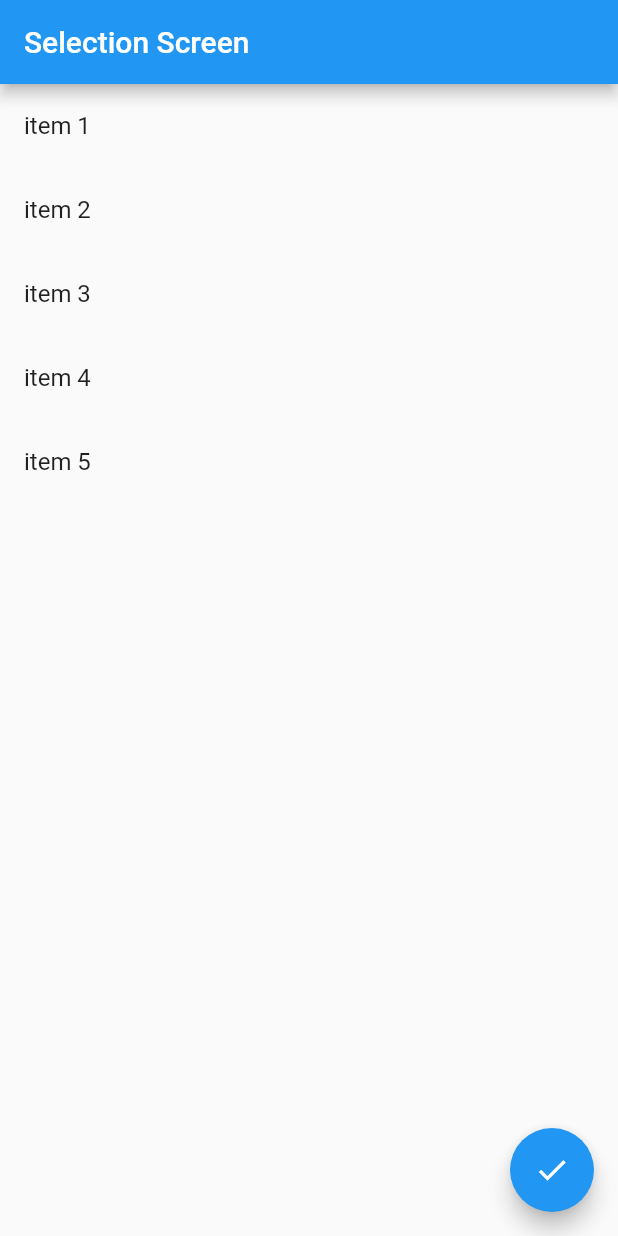
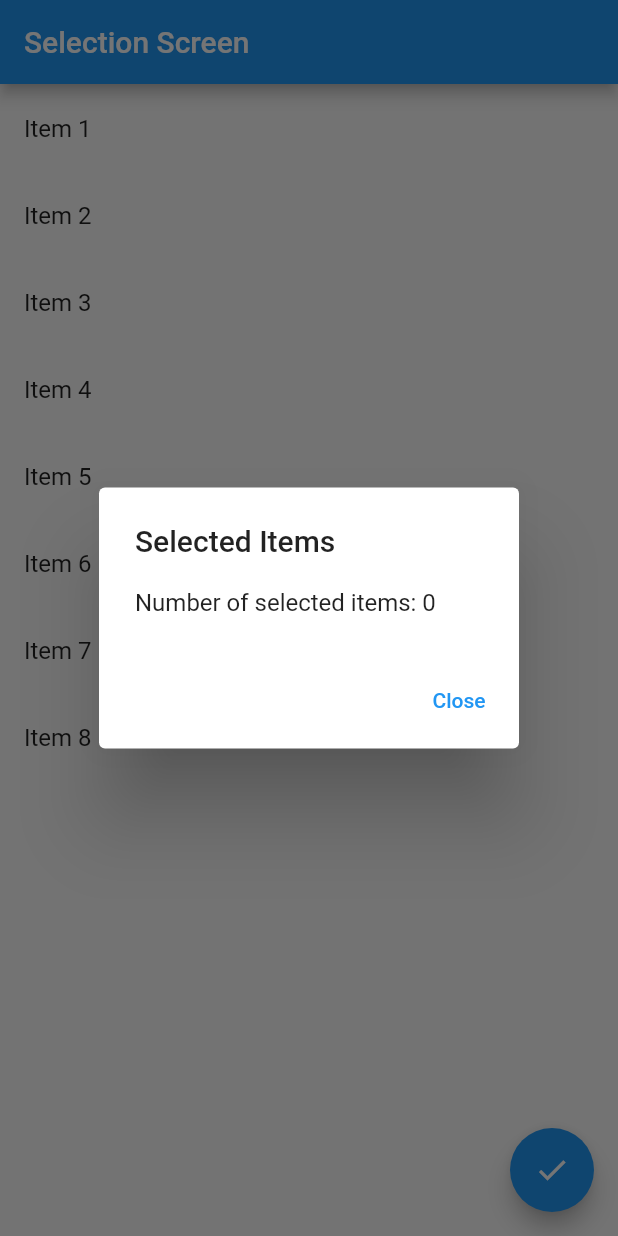
Before and after one commit to shahriartoky0/module_10, a Flutter app: the screen it shows after launch, after a tap on the "done" icon, on a phone screen of 412 x 824 dp. Run offline on Flutter 3.47's test engine with Material 2 defaults, Android fonts, the phone set to English and light mode, and no system bars.

Commit message:
Livetest done!

```diff
--- a/lib/HomeScreen.dart
+++ b/lib/HomeScreen.dart
@@ -1,5 +1,7 @@
 import 'package:flutter/cupertino.dart';
 import 'package:flutter/material.dart';
+
+import 'item.dart';
 
 class HomeScreen extends StatefulWidget {
   const HomeScreen({super.key});
@@ -11,6 +13,18 @@ class HomeScreen extends StatefulWidget {
 }
 
 class _HomeScreenUI extends State<HomeScreen> {
+  List<Item> items = [
+    Item(name: 'Item 1', isSelected: false),
+    Item(name: 'Item 2', isSelected: false),
+    Item(name: 'Item 3', isSelected: false),
+    Item(name: 'Item 4', isSelected: false),
+    Item(name: 'Item 5', isSelected: false),
+    Item(name: 'Item 6', isSelected: false),
+    Item(name: 'Item 7', isSelected: false),
+    Item(name: 'Item 8', isSelected: false),
+  ];
+  int selectedCounter = 0;
+
   @override
   Widget build(BuildContext context) {
     return Scaffold(
@@ -24,20 +38,54 @@ class _HomeScreenUI extends State<HomeScreen> {
             ListView.builder(
               shrinkWrap: true,
               itemBuilder: (context, index) {
-                return ListTile(
-                  title: Text('item ${index + 1}'),
+                return Column(
+                  children: [
+                    const SizedBox(
+                      height: 2,
+                    ),
+                    ListTile(
+                      title: Text('${items[index].name}'),
+                      onTap: () {
+                        items[index].isSelected = !items[index].isSelected;
+                        if (items[index].isSelected) {
+                          selectedCounter++;
+                        } else {
+                          selectedCounter--;
+                        }
+
+                        setState(() {});
+                      },
+                      tileColor: items[index].isSelected ? Colors.blue : null,
+                      hoverColor: Colors.grey,
+                    ),
+                  ],
                 );
               },
-              itemCount: 5,
-            )
+              itemCount: items.length,
+            ),
           ],
         ),
       ),
       floatingActionButton: FloatingActionButton(
         onPressed: () {
           //modal here
+          showDialog(
+              context: context,
+              builder: (context) {
+                return AlertDialog(
+                  title: const Text('Selected Items'),
+                  content: Text('Number of selected items: $selectedCounter'),
+                  actions: [
+                    TextButton(
+                        onPressed: () {
+                          Navigator.pop(context);
+                        },
+                        child: const Text('Close'))
+                  ],
+                );
+              });
         },
-        child: Icon(Icons.done),
+        child: const Icon(Icons.done),
       ),
     );
   }
--- /dev/null
+++ b/lib/item.dart
@@ -0,0 +1,6 @@
+class Item {
+  final String name;
+  bool isSelected;
+
+  Item({required this.name, required this.isSelected});
+}
```
Also changed, not shown: AppView1.png (added), AppView2.png (added), AppView3.png (added), 1 other file.
